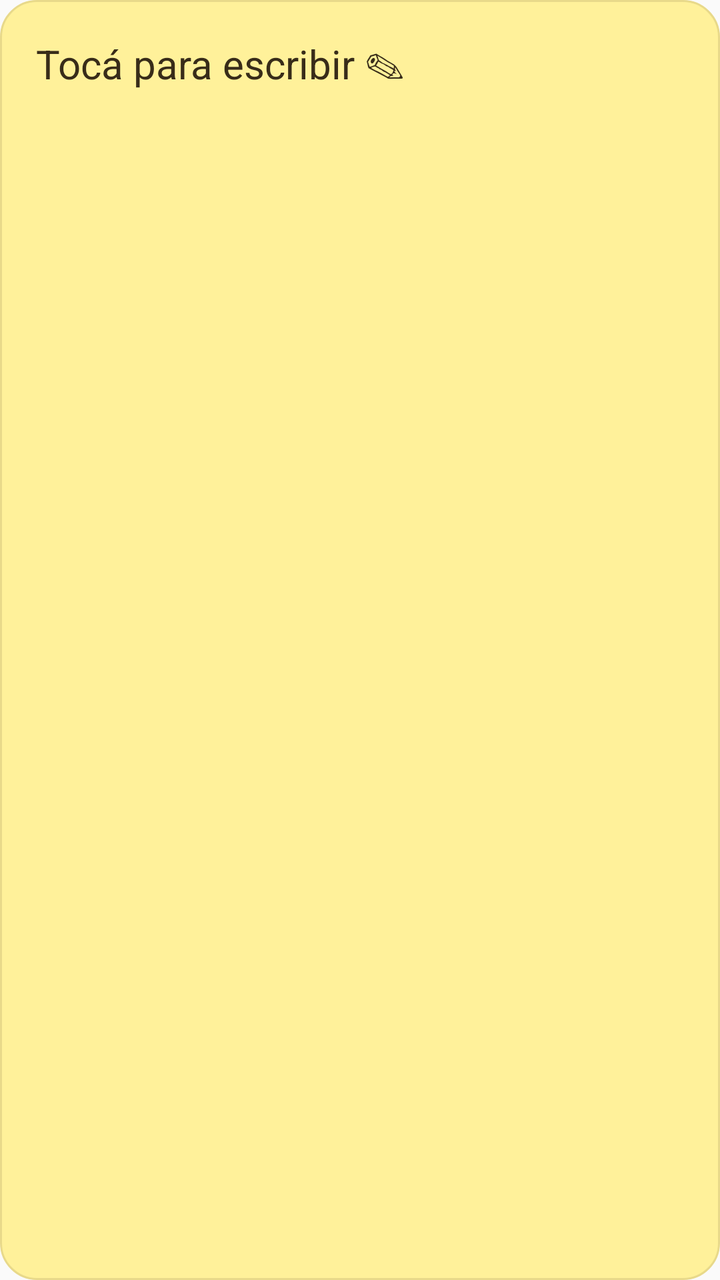
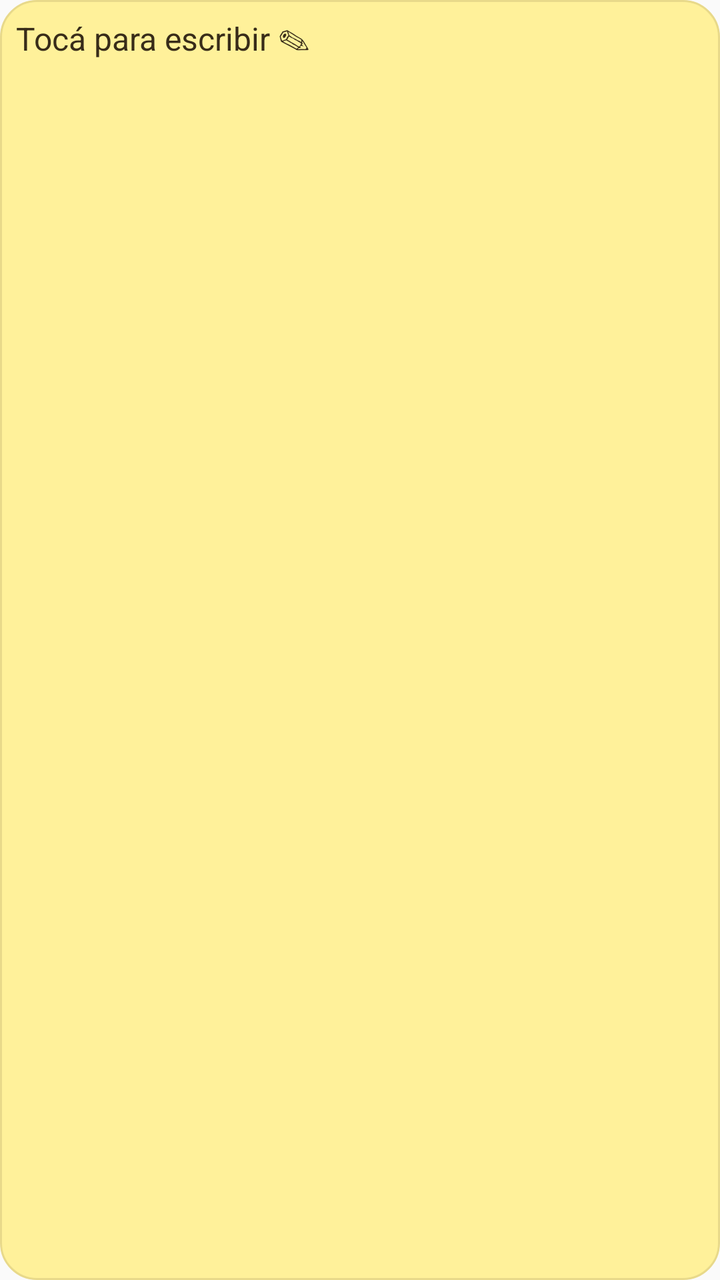

Before-and-after screenshots of an Android layout around one commit, followed by the original layout XML and the change that was made.
<!-- AndroidManifest.xml: application theme android:Theme.Material.Light.NoActionBar -->
<!-- res/layout/widget_note.xml -->
<TextView xmlns:android="http://schemas.android.com/apk/res/android" android:id="@+id/note_text" android:layout_width="match_parent" android:layout_height="match_parent" android:padding="18dp" android:gravity="top|start" android:text="Tocá para escribir ✎" android:textColor="#382C19" android:textSize="20sp" android:background="@drawable/note_background"/>
<!-- resources referenced by this layout -->
<resources>
  <!-- drawable note_background (drawable) -->
  <shape xmlns:android="http://schemas.android.com/apk/res/android" android:shape="rectangle"><solid android:color="#FFF19A"/><corners android:radius="18dp"/><stroke android:width="1dp" android:color="#E8D98A"/></shape>
</resources>

<!-- the commit's change to res/layout/widget_note.xml (unified diff, before → after) -->
@@ -1 +1 @@
-<TextView xmlns:android="http://schemas.android.com/apk/res/android" android:id="@+id/note_text" android:layout_width="match_parent" android:layout_height="match_parent" android:padding="18dp" android:gravity="top|start" android:text="Tocá para escribir ✎" android:textColor="#382C19" android:textSize="20sp" android:background="@drawable/note_background"/>
+<TextView xmlns:android="http://schemas.android.com/apk/res/android" android:id="@+id/note_text" android:layout_width="match_parent" android:layout_height="match_parent" android:padding="8dp" android:gravity="top|start" android:text="Tocá para escribir ✎" android:textColor="#382C19" android:textSize="16sp" android:background="@drawable/note_background"/>
